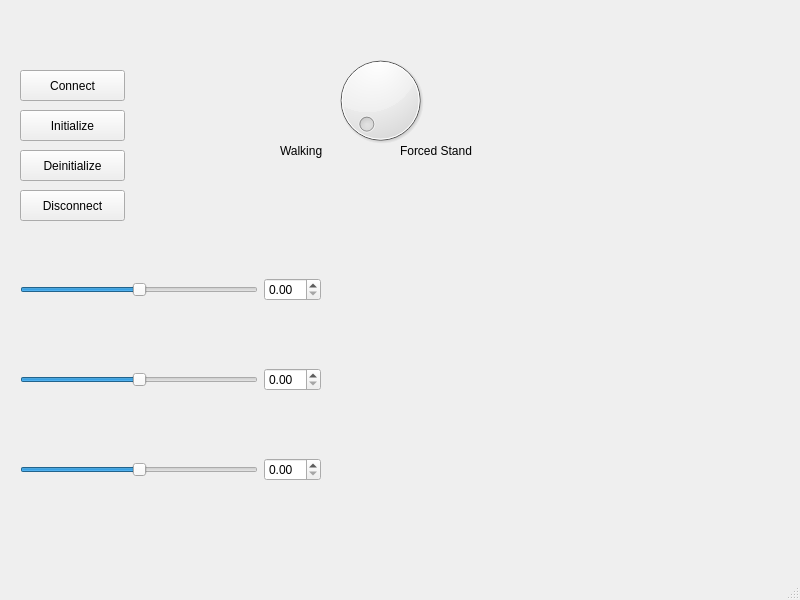
First picture: the form in qt/configuration_window/mainwindow.ui, repository Adorno-Lab/sas_robot_driver_unitree_b1, before the edit.
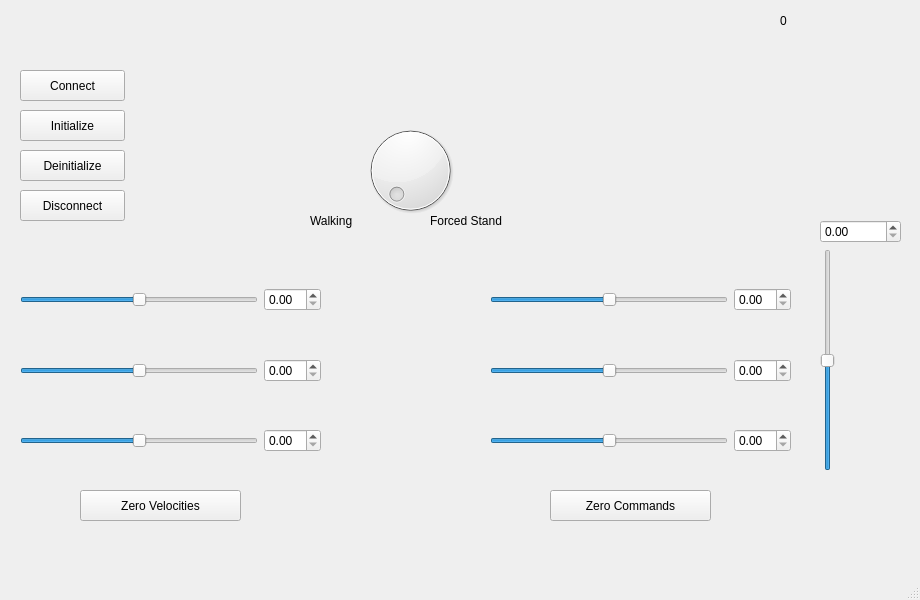
Second picture: the form after the edit.

Commit message: Updated the widgets in the qt app.

```diff
--- a/qt/configuration_window/mainwindow.ui
+++ b/qt/configuration_window/mainwindow.ui
@@ -6,7 +6,7 @@
    <rect>
     <x>0</x>
     <y>0</y>
-    <width>800</width>
+    <width>920</width>
     <height>600</height>
    </rect>
   </property>
@@ -69,8 +69,8 @@
    <widget class="QDial" name="dial_change_operation_high_level_mode_">
     <property name="geometry">
      <rect>
-      <x>330</x>
-      <y>40</y>
+      <x>360</x>
+      <y>110</y>
       <width>101</width>
       <height>121</height>
      </rect>
@@ -82,8 +82,8 @@
    <widget class="QLabel" name="label">
     <property name="geometry">
      <rect>
-      <x>280</x>
-      <y>140</y>
+      <x>310</x>
+      <y>210</y>
       <width>79</width>
       <height>22</height>
      </rect>
@@ -95,8 +95,8 @@
    <widget class="QLabel" name="label_2">
     <property name="geometry">
      <rect>
-      <x>400</x>
-      <y>140</y>
+      <x>430</x>
+      <y>210</y>
       <width>111</width>
       <height>22</height>
      </rect>
@@ -109,9 +109,9 @@
     <property name="geometry">
      <rect>
       <x>20</x>
-      <y>250</y>
+      <y>269</y>
       <width>301</width>
-      <height>80</height>
+      <height>61</height>
      </rect>
     </property>
     <layout class="QHBoxLayout" name="horizontalLayout">
@@ -139,7 +139,7 @@
       <x>20</x>
       <y>340</y>
       <width>301</width>
-      <height>80</height>
+      <height>61</height>
      </rect>
     </property>
     <layout class="QHBoxLayout" name="horizontalLayout_2">
@@ -165,9 +165,9 @@
     <property name="geometry">
      <rect>
       <x>20</x>
-      <y>430</y>
+      <y>410</y>
       <width>301</width>
-      <height>80</height>
+      <height>61</height>
      </rect>
     </property>
     <layout class="QHBoxLayout" name="horizontalLayout_3">
@@ -189,6 +189,157 @@
      </item>
     </layout>
    </widget>
+   <widget class="QPushButton" name="pushButton_zero_velocities_">
+    <property name="geometry">
+     <rect>
+      <x>80</x>
+      <y>490</y>
+      <width>161</width>
+      <height>31</height>
+     </rect>
+    </property>
+    <property name="text">
+     <string>Zero Velocities</string>
+    </property>
+   </widget>
+   <widget class="QWidget" name="horizontalLayoutWidget_4">
+    <property name="geometry">
+     <rect>
+      <x>490</x>
+      <y>269</y>
+      <width>301</width>
+      <height>61</height>
+     </rect>
+    </property>
+    <layout class="QHBoxLayout" name="horizontalLayout_4">
+     <item>
+      <widget class="QSlider" name="horizontalSlider_roll_">
+       <property name="minimum">
+        <number>-3</number>
+       </property>
+       <property name="maximum">
+        <number>3</number>
+       </property>
+       <property name="orientation">
+        <enum>Qt::Orientation::Horizontal</enum>
+       </property>
+      </widget>
+     </item>
+     <item>
+      <widget class="QDoubleSpinBox" name="doubleSpinBox_roll_"/>
+     </item>
+    </layout>
+   </widget>
+   <widget class="QWidget" name="horizontalLayoutWidget_5">
+    <property name="geometry">
+     <rect>
+      <x>490</x>
+      <y>340</y>
+      <width>301</width>
+      <height>61</height>
+     </rect>
+    </property>
+    <layout class="QHBoxLayout" name="horizontalLayout_5">
+     <item>
+      <widget class="QSlider" name="horizontalSlider_pitch_">
+       <property name="minimum">
+        <number>-5</number>
+       </property>
+       <property name="maximum">
+        <number>5</number>
+       </property>
+       <property name="orientation">
+        <enum>Qt::Orientation::Horizontal</enum>
+       </property>
+      </widget>
+     </item>
+     <item>
+      <widget class="QDoubleSpinBox" name="doubleSpinBox_pitch_"/>
+     </item>
+    </layout>
+   </widget>
+   <widget class="QWidget" name="horizontalLayoutWidget_6">
+    <property name="geometry">
+     <rect>
+      <x>490</x>
+      <y>410</y>
+      <width>301</width>
+      <height>61</height>
+     </rect>
+    </property>
+    <layout class="QHBoxLayout" name="horizontalLayout_6">
+     <item>
+      <widget class="QSlider" name="horizontalSlider_yaw_">
+       <property name="minimum">
+        <number>-5</number>
+       </property>
+       <property name="maximum">
+        <number>5</number>
+       </property>
+       <property name="orientation">
+        <enum>Qt::Orientation::Horizontal</enum>
+       </property>
+      </widget>
+     </item>
+     <item>
+      <widget class="QDoubleSpinBox" name="doubleSpinBox_yaw_"/>
+     </item>
+    </layout>
+   </widget>
+   <widget class="QPushButton" name="pushButton_zero_commands_">
+    <property name="geometry">
+     <rect>
+      <x>550</x>
+      <y>490</y>
+      <width>161</width>
+      <height>31</height>
+     </rect>
+    </property>
+    <property name="text">
+     <string>Zero Commands</string>
+    </property>
+   </widget>
+   <widget class="QLabel" name="elapsed_time_label_">
+    <property name="geometry">
+     <rect>
+      <x>780</x>
+      <y>10</y>
+      <width>111</width>
+      <height>22</height>
+     </rect>
+    </property>
+    <property name="text">
+     <string>0</string>
+    </property>
+   </widget>
+   <widget class="QWidget" name="verticalLayoutWidget">
+    <property name="geometry">
+     <rect>
+      <x>820</x>
+      <y>220</y>
+      <width>81</width>
+      <height>251</height>
+     </rect>
+    </property>
+    <layout class="QVBoxLayout" name="verticalLayout">
+     <item>
+      <widget class="QDoubleSpinBox" name="doubleSpinBox_height_delta_"/>
+     </item>
+     <item>
+      <widget class="QSlider" name="verticalSlider_height_delta_">
+       <property name="minimum">
+        <number>-16</number>
+       </property>
+       <property name="maximum">
+        <number>16</number>
+       </property>
+       <property name="orientation">
+        <enum>Qt::Orientation::Vertical</enum>
+       </property>
+      </widget>
+     </item>
+    </layout>
+   </widget>
   </widget>
   <widget class="QMenuBar" name="menubar">
    <property name="geometry">
```
Left out of the diff: 2 changed lines with no effect on the pictures. The commit also changes 2 other files.
